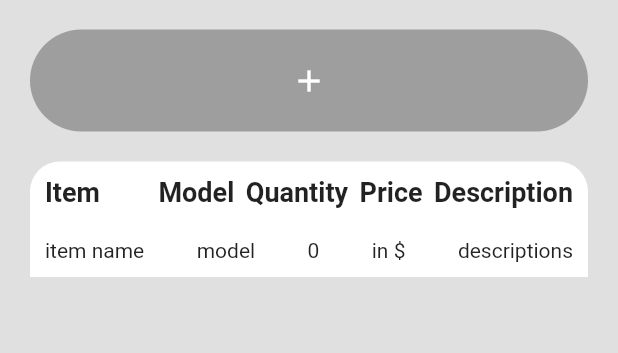
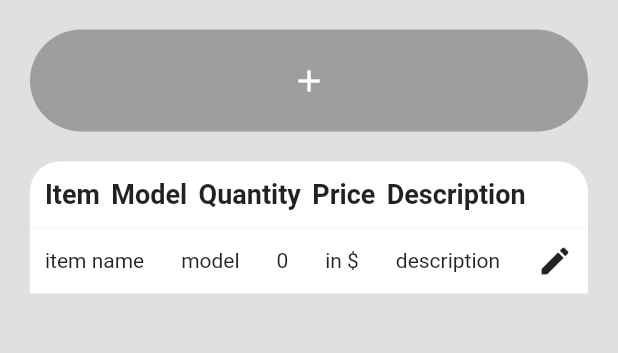
Before and after one commit to Mohammad-Ibra/inventory, a Flutter app: the screen it shows after launch, after a tap on the "add" icon, on a phone screen of 412 x 824 dp, the part 131-484 px from its top. Run offline on Flutter 3.47's test engine with Material 2 defaults, Android fonts, the phone set to English and light mode, and no system bars; our stand-ins replace gap.

Commit message:
Editing of items

```diff
--- a/lib/homepage.dart
+++ b/lib/homepage.dart
@@ -46,13 +46,12 @@ class _MyHomePageState extends State<MyHomePage> {
               onPressed: () {
                 setState(() {
                   items.add(Item(
-                    id: widget.itemId,
-                    name: 'item name',
-                    model: 'model',
-                    quantity: 0,
-                    price: 'in \$',
-                    description: "descriptions",
-                  ));
+                      id: widget.itemId,
+                      name: 'item name',
+                      model: 'model',
+                      quantity: '0',
+                      price: 'in \$',
+                      description: 'description'));
                   widget.itemId++;
                 });
               },
--- a/lib/models/items.dart
+++ b/lib/models/items.dart
@@ -16,11 +16,11 @@ class Store {
 
 class Item {
   final int id;
-  final String name;
-  final String model;
-  final int quantity;
-  final String price;
-  final String description;
+  String name;
+  String model;
+  String quantity;
+  String price;
+  String description;
 
   Item(
       {required this.id,
--- a/lib/widgets/item_widget.dart
+++ b/lib/widgets/item_widget.dart
@@ -1,12 +1,17 @@
 import 'package:flutter/material.dart';
 import 'package:inventory/models/items.dart';
-import 'package:inventory/widgets/editable_text.dart';
+import 'package:inventory/widgets/swap_widget.dart';
 import '../utils/item_list.dart';
 
 // ignore: must_be_immutable
 class ItemWidget extends StatefulWidget {
   final bool isLabel;
   Item? itemInstance;
+  final nameController = TextEditingController();
+  final modelController = TextEditingController();
+  final quantityController = TextEditingController();
+  final priceController = TextEditingController();
+  final descriptionController = TextEditingController();
   ItemWidget({
     super.key,
     this.itemInstance,
@@ -50,7 +55,7 @@ class _ItemWidgetState extends State<ItemWidget> {
                 crossAxisAlignment: CrossAxisAlignment.center,
                 children: const [
                   Text(
-                    "       Model",
+                    "Model",
                     style: TextStyle(fontSize: 18, fontWeight: FontWeight.bold),
                   ),
                 ],
@@ -82,6 +87,10 @@ class _ItemWidgetState extends State<ItemWidget> {
                   ),
                 ],
               ),
+              const Icon(
+                Icons.abc,
+                color: Colors.white,
+              )
             ],
           ),
         );
@@ -90,7 +99,7 @@ class _ItemWidgetState extends State<ItemWidget> {
           onDismissed: (direction) {
             items.remove(index);
           },
-          key: ObjectKey(widget.itemInstance),
+          key: ObjectKey(index),
           child: Container(
             padding: const EdgeInsets.all(10),
             decoration: const BoxDecoration(
@@ -99,38 +108,98 @@ class _ItemWidgetState extends State<ItemWidget> {
             child: Row(
               mainAxisAlignment: MainAxisAlignment.spaceBetween,
               children: [
+                Center(
+                  child: MySwapWidget(
+                    childIfSelected: SizedBox(
+                      width: 200,
+                      height: 10,
+                      child: TextField(
+                        controller: widget.nameController,
+                        textAlign: TextAlign.center,
+                      ),
+                    ),
+                    childIfnotSelected: Text(index!.name),
+                    selected: isSelected,
+                  ),
+                ),
+                Center(
+                  child: MySwapWidget(
+                    childIfSelected: SizedBox(
+                      width: 200,
+                      height: 10,
+                      child: TextField(
+                        controller: widget.modelController,
+                        textAlign: TextAlign.center,
+                      ),
+                    ),
+                    childIfnotSelected: Text(index.model),
+                    selected: isSelected,
+                  ),
+                ),
+                Center(
+                  child: MySwapWidget(
+                    childIfSelected: SizedBox(
+                      width: 200,
+                      height: 10,
+                      child: TextField(
+                        controller: widget.quantityController,
+                        textAlign: TextAlign.center,
+                      ),
+                    ),
+                    childIfnotSelected: Text(index.quantity),
+                    selected: isSelected,
+                  ),
+                ),
+                Center(
+                  child: MySwapWidget(
+                    childIfSelected: SizedBox(
+                      width: 200,
+                      height: 10,
+                      child: TextField(
+                        controller: widget.priceController,
+                        textAlign: TextAlign.center,
+                      ),
+                    ),
+                    childIfnotSelected: Text(index.price),
+                    selected: isSelected,
+                  ),
+                ),
+                Center(
+                  child: MySwapWidget(
+                    childIfSelected: SizedBox(
+                      width: 200,
+                      height: 10,
+                      child: TextField(
+                        controller: widget.descriptionController,
+                        textAlign: TextAlign.center,
+                      ),
+                    ),
+                    childIfnotSelected: Text(index.description),
+                    selected: isSelected,
+                  ),
+                ),
                 Column(
                   crossAxisAlignment: CrossAxisAlignment.start,
                   children: [
                     InkWell(
                       onTap: () {
                         setState(() {
-                          isSelected = true;
+                          isSelected = !isSelected;
+                          index.name = widget.nameController.text;
+                          index.model = widget.modelController.text;
+                          index.quantity = widget.quantityController.text;
+                          index.price = widget.priceController.text;
+                          index.description = widget.descriptionController.text;
                         });
                       },
                       child: MySwapWidget(
-                        childIfSelected: const TextField(),
-                        childIfnotSelected: Text(index!.name),
+                        childIfSelected:
+                            const Icon(Icons.edit_attributes_rounded),
+                        childIfnotSelected: const Icon(Icons.edit),
                         selected: isSelected,
                       ),
                     ),
                   ],
-                ),
-                Column(
-                  crossAxisAlignment: CrossAxisAlignment.start,
-                  children: [Text(index.model)],
-                ),
-                Column(
-                  crossAxisAlignment: CrossAxisAlignment.center,
-                  children: [Text(index.quantity.toString())],
-                ),
-                Column(
-                  crossAxisAlignment: CrossAxisAlignment.center,
-                  children: [Text(index.price)],
-                ),
-                Column(
-                  crossAxisAlignment: CrossAxisAlignment.center,
-                  children: [Text(index.description)],
                 ),
               ],
             ),
```
Also changed, not shown: lib/widgets/swap_widget.dart (renamed from lib/widgets/editable_text.dart).
